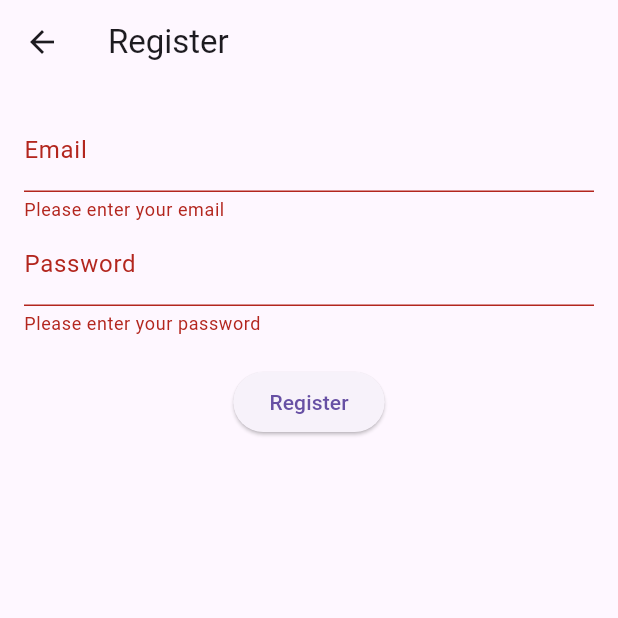
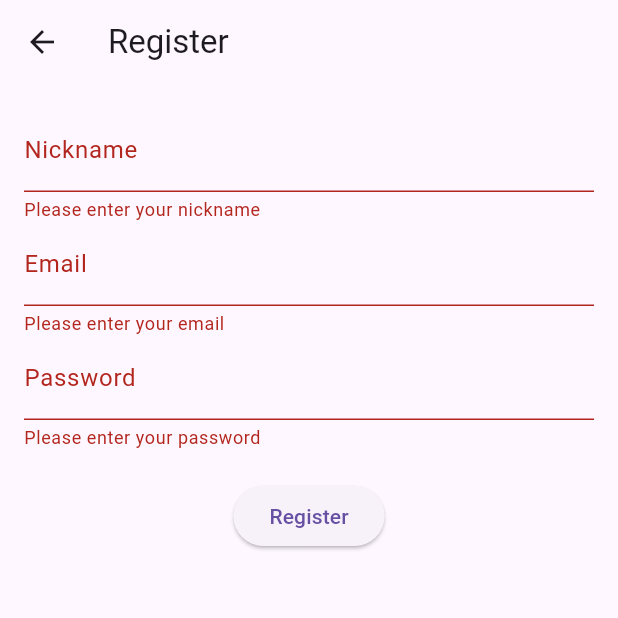
Before and after one commit to th3bill1/splitbill, a Flutter app: the RegistrationScreen screen opened directly, after a tap on "Register", on a phone screen of 412 x 824 dp, the top half of it. Run offline on Flutter 3.47's test engine with Material 3 defaults, Android fonts, the phone set to English and light mode, and no system bars; our stand-ins replace cloud_firestore, firebase_auth, firebase_core, flutter_riverpod, image_picker; accounts and stored records are empty.

Commit message:
this feels like one fucking huge placeholder xdd

```diff
--- a/lib/screens/edit_account_screen.dart
+++ b/lib/screens/edit_account_screen.dart
@@ -64,20 +64,10 @@ class _EditAccountScreenState extends ConsumerState<EditAccountScreen> {
               const SizedBox(height: 20),
               TextFormField(
                 controller: _nameController,
-                decoration: const InputDecoration(labelText: 'Name'),
+                decoration: const InputDecoration(labelText: 'Nickname'),
                 validator: (value) {
                   if (value == null || value.isEmpty) {
-                    return 'Please enter your name';
-                  }
-                  return null;
-                },
-              ),
-              TextFormField(
-                controller: _surnameController,
-                decoration: const InputDecoration(labelText: 'Surname'),
-                validator: (value) {
-                  if (value == null || value.isEmpty) {
-                    return 'Please enter your surname';
+                    return 'Please enter your nickname';
                   }
                   return null;
                 },
--- a/lib/screens/home_screen.dart
+++ b/lib/screens/home_screen.dart
@@ -73,6 +73,7 @@ class _HomeScreenState extends ConsumerState<HomeScreen> {
         ],
         currentIndex: _selectedIndex,
         backgroundColor: Colors.white,
+        unselectedItemColor: Colors.grey,
         selectedItemColor: Colors.lightBlue,
         onTap: _onItemTapped,
       ),
--- a/lib/screens/registration_screen.dart
+++ b/lib/screens/registration_screen.dart
@@ -1,5 +1,6 @@
 import 'package:flutter/material.dart';
 import 'package:flutter_riverpod/flutter_riverpod.dart';
+import 'package:splitbill/providers/user_provider.dart';
 import '../providers/auth_provider.dart';
 import 'home_screen.dart';
 
@@ -13,6 +14,7 @@ class RegistrationScreen extends ConsumerStatefulWidget {
 class _RegistrationScreenState extends ConsumerState<RegistrationScreen> {
   final _emailController = TextEditingController();
   final _passwordController = TextEditingController();
+  final _nicknameController = TextEditingController();
   final _formKey = GlobalKey<FormState>();
 
   @override
@@ -27,6 +29,16 @@ class _RegistrationScreenState extends ConsumerState<RegistrationScreen> {
           key: _formKey,
           child: Column(
             children: <Widget>[
+              TextFormField(
+                controller: _nicknameController,
+                decoration: const InputDecoration(labelText: 'Nickname'),
+                validator: (value) {
+                  if (value == null || value.isEmpty) {
+                    return 'Please enter your nickname';
+                  }
+                  return null;
+                },
+              ),
               TextFormField(
                 controller: _emailController,
                 decoration: const InputDecoration(labelText: 'Email'),
@@ -53,16 +65,23 @@ class _RegistrationScreenState extends ConsumerState<RegistrationScreen> {
                 onPressed: () async {
                   if (_formKey.currentState!.validate()) {
                     try {
+                      await ref.read(userProvider.notifier).addUser(
+                            _emailController.text,
+                            _nicknameController.text,
+                          );
                       await ref.read(authProvider.notifier).signUp(
                             _emailController.text,
                             _passwordController.text,
                           );
                       Navigator.pushReplacement(
                         context,
-                        MaterialPageRoute(builder: (context) => const HomeScreen()),
+                        MaterialPageRoute(
+                            builder: (context) => const HomeScreen()),
                       );
                     } catch (e) {
-                      // Handle error
+                      ScaffoldMessenger.of(context).showSnackBar(
+                        const SnackBar(content: Text('Registration failed')),
+                      );
                     }
                   }
                 },
```
Also changed, not shown: lib/models/user.dart (+9 -8 lines), lib/providers/user_provider.dart (+6 -1 lines), lib/screens/account_screen.dart (+12 -4 lines), pubspec.yaml (+8 -7 lines), assets/default_avatar.png (added), pubspec.lock, 4 other files.
